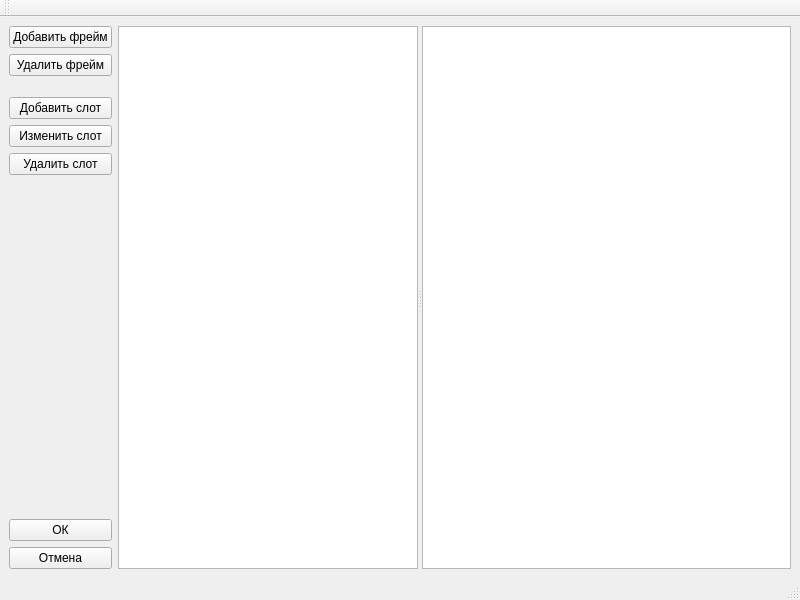
vinni-au/nya-cats, file ui/kbeditorwindow.ui: the form before one commit.
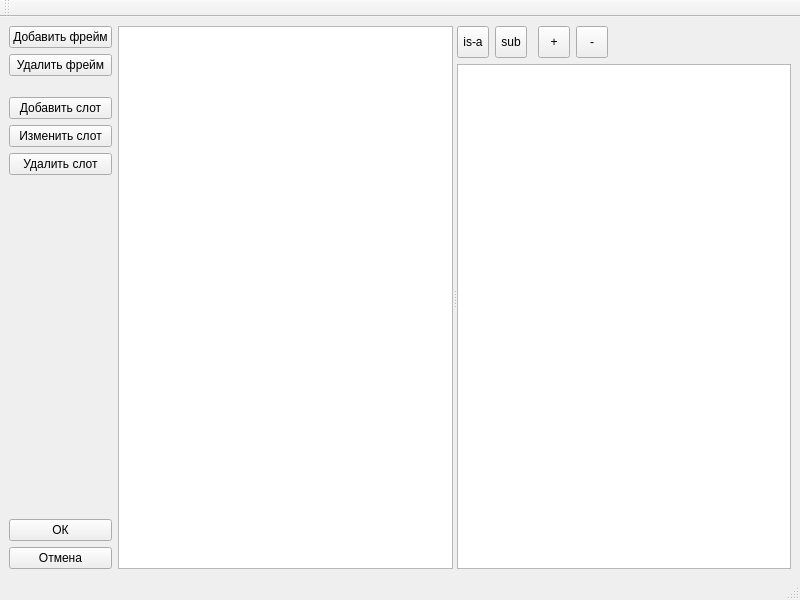
The form after the commit. Custom widgets are drawn as their Qt base class.

Diff of the .ui file:
```diff
--- a/ui/kbeditorwindow.ui
+++ b/ui/kbeditorwindow.ui
@@ -17,7 +17,7 @@
    <string>MainWindow</string>
   </property>
   <widget class="QWidget" name="centralwidget">
-   <layout class="QHBoxLayout" name="horizontalLayout">
+   <layout class="QHBoxLayout" name="horizontalLayout_2">
     <item>
      <layout class="QVBoxLayout" name="verticalLayout">
       <item>
@@ -106,12 +106,6 @@
        <enum>Qt::Horizontal</enum>
       </property>
       <widget class="LGen2ObjectPropertiesEditor" name="treeView">
-       <property name="maximumSize">
-        <size>
-         <width>300</width>
-         <height>16777215</height>
-        </size>
-       </property>
        <property name="baseSize">
         <size>
          <width>0</width>
@@ -122,7 +116,134 @@
         <enum>Qt::ActionsContextMenu</enum>
        </property>
       </widget>
-      <widget class="LGen2DiagramEditor" name="graphicsView"/>
+      <widget class="QWidget" name="verticalLayoutWidget">
+       <layout class="QVBoxLayout" name="verticalLayout_2">
+        <item>
+         <layout class="QHBoxLayout" name="horizontalLayout">
+          <item>
+           <widget class="QToolButton" name="btn_addIsa">
+            <property name="minimumSize">
+             <size>
+              <width>32</width>
+              <height>32</height>
+             </size>
+            </property>
+            <property name="maximumSize">
+             <size>
+              <width>32</width>
+              <height>32</height>
+             </size>
+            </property>
+            <property name="toolTip">
+             <string>Провести связь is-a</string>
+            </property>
+            <property name="text">
+             <string>is-a</string>
+            </property>
+            <property name="checkable">
+             <bool>true</bool>
+            </property>
+           </widget>
+          </item>
+          <item>
+           <widget class="QToolButton" name="btn_addSub">
+            <property name="minimumSize">
+             <size>
+              <width>32</width>
+              <height>32</height>
+             </size>
+            </property>
+            <property name="maximumSize">
+             <size>
+              <width>32</width>
+              <height>32</height>
+             </size>
+            </property>
+            <property name="toolTip">
+             <string>Провести связь sub-frame</string>
+            </property>
+            <property name="text">
+             <string>sub</string>
+            </property>
+            <property name="checkable">
+             <bool>true</bool>
+            </property>
+           </widget>
+          </item>
+          <item>
+           <spacer name="horizontalSpacer_2">
+            <property name="orientation">
+             <enum>Qt::Horizontal</enum>
+            </property>
+            <property name="sizeType">
+             <enum>QSizePolicy::Fixed</enum>
+            </property>
+            <property name="sizeHint" stdset="0">
+             <size>
+              <width>5</width>
+              <height>20</height>
+             </size>
+            </property>
+           </spacer>
+          </item>
+          <item>
+           <widget class="QToolButton" name="btn_zoomIn">
+            <property name="minimumSize">
+             <size>
+              <width>32</width>
+              <height>32</height>
+             </size>
+            </property>
+            <property name="maximumSize">
+             <size>
+              <width>32</width>
+              <height>32</height>
+             </size>
+            </property>
+            <property name="text">
+             <string>+</string>
+            </property>
+           </widget>
+          </item>
+          <item>
+           <widget class="QToolButton" name="btn_zoomOut">
+            <property name="minimumSize">
+             <size>
+              <width>32</width>
+              <height>32</height>
+             </size>
+            </property>
+            <property name="maximumSize">
+             <size>
+              <width>32</width>
+              <height>32</height>
+             </size>
+            </property>
+            <property name="text">
+             <string>-</string>
+            </property>
+           </widget>
+          </item>
+          <item>
+           <spacer name="horizontalSpacer">
+            <property name="orientation">
+             <enum>Qt::Horizontal</enum>
+            </property>
+            <property name="sizeHint" stdset="0">
+             <size>
+              <width>40</width>
+              <height>20</height>
+             </size>
+            </property>
+           </spacer>
+          </item>
+         </layout>
+        </item>
+        <item>
+         <widget class="LGen2DiagramEditor" name="graphicsView"/>
+        </item>
+       </layout>
+      </widget>
      </widget>
     </item>
    </layout>
```
